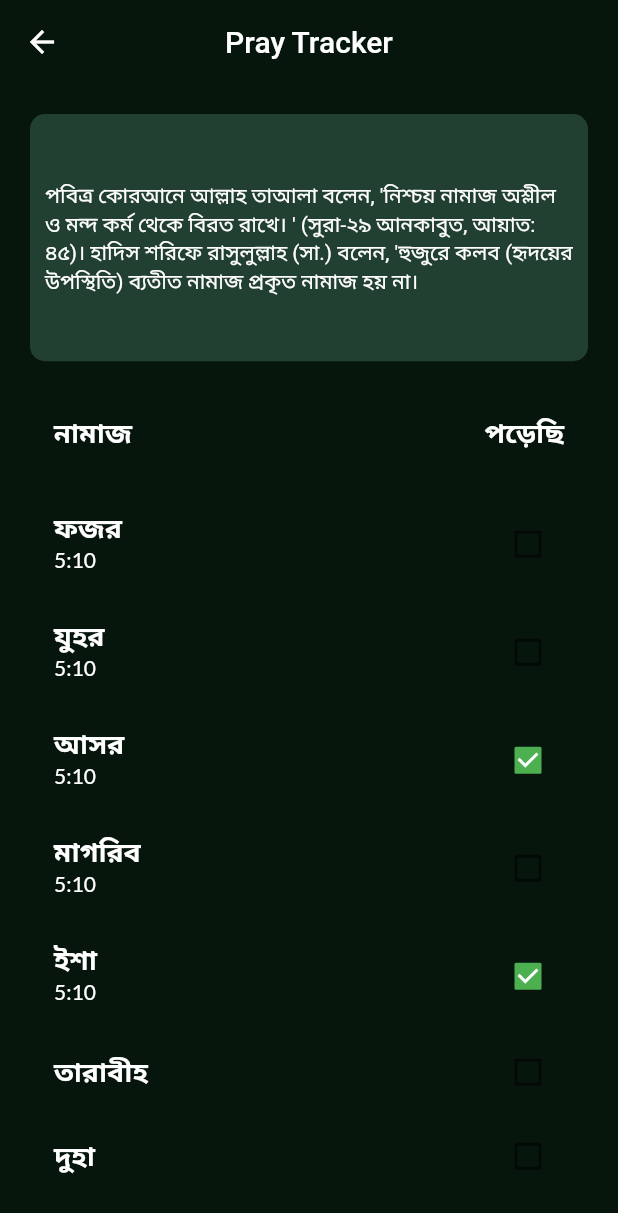
After one commit to MehediHasannOvi/ramadanplanner, a Flutter app: the HomeView screen opened by its route, after a tap on "Pray Tracker", on a phone screen of 412 x 824 dp. The commit adds this screen. Shown: the top 1213 px of the screen. Run offline on Flutter 3.47's test engine with Material 2 defaults, Android fonts, the phone set to English and light mode, and no system bars; our stand-ins replace get, sizer.

Commit message:
daily tracking

```diff
--- /dev/null
+++ b/lib/app/modules/PrayTracker/bindings/pray_tracker_binding.dart
@@ -0,0 +1,12 @@
+import 'package:get/get.dart';
+
+import '../controllers/pray_tracker_controller.dart';
+
+class PrayTrackerBinding extends Bindings {
+  @override
+  void dependencies() {
+    Get.lazyPut<PrayTrackerController>(
+      () => PrayTrackerController(),
+    );
+  }
+}
--- /dev/null
+++ b/lib/app/modules/PrayTracker/views/pray_tracker_view.dart
@@ -0,0 +1,157 @@
+import 'package:flutter/material.dart';
+
+import 'package:get/get.dart';
+import 'package:sizer/sizer.dart';
+
+import '../../../../Util/App_text.dart';
+import '../../../../Util/app_colors.dart';
+import '../controllers/pray_tracker_controller.dart';
+
+class PrayTrackerView extends GetView<PrayTrackerController> {
+  const PrayTrackerView({Key? key}) : super(key: key);
+  @override
+  Widget build(BuildContext context) {
+    return Scaffold(
+        appBar: AppBar(
+          title: const Text('Pray Tracker'),
+          centerTitle: true,
+        ),
+        body: Container(
+          margin: const EdgeInsets.all(20),
+          child: ListView(
+            children: [
+              // Top Size Banner Hadis
+              Container(
+                height: 20.h,
+                width: 100.w,
+                padding: const EdgeInsets.all(10),
+                decoration: BoxDecoration(
+                    borderRadius: BorderRadius.circular(10),
+                    color: AppColors.secondaryColor),
+                child: const Center(
+                    child: Text(
+                  "পবিত্র কোরআনে আল্লাহ তাআলা বলেন, 'নিশ্চয় নামাজ অশ্লীল ও মন্দ কর্ম থেকে বিরত রাখে। ' (সুরা-২৯ আনকাবুত, আয়াত: ৪৫)। হাদিস শরিফে রাসুলুল্লাহ (সা.) বলেন, 'হুজুরে কলব (হৃদয়ের উপস্থিতি) ব্যতীত নামাজ প্রকৃত নামাজ হয় না।",
+                  style: TextStyle(
+                    color: Colors.white,
+                  ),
+                )),
+              ),
+              const SizedBox(
+                height: 20,
+              ),
+              // Namaz Traking
+              ListTile(
+                title: AppText(
+                  text: "নামাজ",
+                  fontSize: 18,
+                  fontWeight: FontWeight.bold,
+                  color: Colors.white,
+                ),
+                trailing: AppText(
+                  text: "পড়েছি",
+                  fontSize: 18,
+                  fontWeight: FontWeight.bold,
+                  color: Colors.white,
+                ),
+              ),
+              const SizedBox(
+                height: 10,
+              ),
+              ListTile(
+                title: AppText(
+                  text: "ফজর ",
+                  fontSize: 18,
+                  fontWeight: FontWeight.bold,
+                  color: Colors.white,
+                ),
+                subtitle: AppText(
+                  text: "5:10",
+                  fontSize: 14,
+                  fontWeight: FontWeight.normal,
+                  color: Colors.white,
+                ),
+                trailing: Checkbox(value: false, onChanged: (value) {}),
+              ),
+              ListTile(
+                title: AppText(
+                  text: "যুহর",
+                  fontSize: 18,
+                  fontWeight: FontWeight.bold,
+                  color: Colors.white,
+                ),
+                subtitle: AppText(
+                  text: "5:10",
+                  fontSize: 14,
+                  fontWeight: FontWeight.normal,
+                  color: Colors.white,
+                ),
+                trailing: Checkbox(value: false, onChanged: (value) {}),
+              ),
+              ListTile(
+                title: AppText(
+                  text: "আসর",
+                  fontSize: 18,
+                  fontWeight: FontWeight.bold,
+                  color: Colors.white,
+                ),
+                subtitle: AppText(
+                  text: "5:10",
+                  fontSize: 14,
+                  fontWeight: FontWeight.normal,
+                  color: Colors.white,
+                ),
+                trailing: Checkbox(value: true, onChanged: (value) {}),
+              ),
+              ListTile(
+                title: AppText(
+                  text: "মাগরিব",
+                  fontSize: 18,
+                  fontWeight: FontWeight.bold,
+                  color: Colors.white,
+                ),
+                subtitle: AppText(
+                  text: "5:10",
+                  fontSize: 14,
+                  fontWeight: FontWeight.normal,
+                  color: Colors.white,
+                ),
+                trailing: Checkbox(value: false, onChanged: (value) {}),
+              ),
+              ListTile(
+                title: AppText(
+                  text: "ইশা",
+                  fontSize: 18,
+                  fontWeight: FontWeight.bold,
+                  color: Colors.white,
+                ),
+                subtitle: AppText(
+                  text: "5:10",
+                  fontSize: 14,
+                  fontWeight: FontWeight.normal,
+                  color: Colors.white,
+                ),
+                trailing: Checkbox(value: true, onChanged: (value) {}),
+              ),
+              ListTile(
+                title: AppText(
+                  text: "তারাবীহ",
+                  fontSize: 18,
+                  fontWeight: FontWeight.bold,
+                  color: Colors.white,
+                ),
+                trailing: Checkbox(value: false, onChanged: (value) {}),
+              ),
+              ListTile(
+                title: AppText(
+                  text: "দুহা",
+                  fontSize: 18,
+                  fontWeight: FontWeight.bold,
+                  color: Colors.white,
+                ),
+                trailing: Checkbox(value: false, onChanged: (value) {}),
+              ),
+            ],
+          ),
+        ));
+  }
+}
--- a/lib/app/modules/home/views/home_view.dart
+++ b/lib/app/modules/home/views/home_view.dart
@@ -5,6 +5,7 @@ import 'package:sizer/sizer.dart';
 
 import '../../../../Util/App_text.dart';
 import '../../../../Util/app_colors.dart';
+import '../../../routes/app_pages.dart';
 import '../controllers/home_controller.dart';
 
 class HomeView extends GetView<HomeController> {
@@ -47,6 +48,7 @@ class HomeView extends GetView<HomeController> {
             //   child:
 
             // ),
+
             SizedBox(
               height: 3.h,
             ),
@@ -143,20 +145,34 @@ class HomeView extends GetView<HomeController> {
                       color: AppColors.primaryColor,
                       borderRadius: BorderRadius.circular(10),
                     ),
-                    child: GridView.builder(
-                        physics: NeverScrollableScrollPhysics(),
-                        gridDelegate:
-                            const SliverGridDelegateWithMaxCrossAxisExtent(
-                                maxCrossAxisExtent: 180,
-                                childAspectRatio: 4 / 2,
+                    child: GridView.count(
+                      // shrinkWrap: true,
+                      // physics: NeverScrollableScrollPhysics(),
+                      padding: EdgeInsets.zero,
                       crossAxisSpacing: 10,
-                                mainAxisSpacing: 10),
-                        itemCount: 4,
-                        itemBuilder: (BuildContext ctx, index) {
+                      mainAxisSpacing: 10,
+                      crossAxisCount: 2,
+                      children: [
+                        manuButton("Daliy Tracker", "1/13" , () => Get.toNamed(Routes.DAILY_TRACKING)),
+                        manuButton("Pray Tracker", "1/13",() => Get.toNamed(Routes.PRAY_TRACKER)),
+                        manuButton("Quran Tracker", "1/13",() => Get.toNamed(Routes.QURAN_TRACKER)),
+                        manuButton("Pray Tracker", "1/13",() => Get.toNamed(Routes.DAILY_TRACKING)),
+                      ],
+                    ),
+                  ),
+                ],
+              ),
+            ),
+          ],
+        ));
+  }
+
+  Container manuButton(String name, String com , Function()? tap) {
     return Container(
-                            margin: EdgeInsets.all(10),
-                            height: 3.h,
+      height: 20.h,
       width: 10.w,
+      child: GestureDetector(
+        onTap: tap,
         child: Row(
           mainAxisAlignment: MainAxisAlignment.center,
           crossAxisAlignment: CrossAxisAlignment.center,
@@ -181,15 +197,15 @@ class HomeView extends GetView<HomeController> {
               crossAxisAlignment: CrossAxisAlignment.start,
               children: [
                 AppText(
-                                      text: "Subuh",
-                                      fontSize: 12.sp,
+                  text: name,
+                  fontSize: 10.sp,
                   fontWeight: FontWeight.bold,
                   color: Colors.white,
                   textAlign: TextAlign.left,
                 ),
                 AppText(
-                                      text: "3/2",
-                                      fontSize: 10.sp,
+                  text: com,
+                  fontSize: 8.sp,
                   fontWeight: FontWeight.bold,
                   color: Colors.white,
                   textAlign: TextAlign.left,
@@ -198,13 +214,7 @@ class HomeView extends GetView<HomeController> {
             )
           ],
         ),
+      ),
     );
-                        }),
-                  ),
-                ],
-              ),
-            ),
-          ],
-        ));
   }
 }
--- a/lib/app/routes/app_routes.dart
+++ b/lib/app/routes/app_routes.dart
@@ -4,9 +4,15 @@ part of 'app_pages.dart';
 abstract class Routes {
   Routes._();
   static const HOME = _Paths.HOME;
+  static const PRAY_TRACKER = _Paths.PRAY_TRACKER;
+  static const QURAN_TRACKER = _Paths.QURAN_TRACKER;
+  static const DAILY_TRACKING = _Paths.DAILY_TRACKING;
 }
 
 abstract class _Paths {
   _Paths._();
   static const HOME = '/home';
+  static const PRAY_TRACKER = '/pray-tracker';
+  static const QURAN_TRACKER = '/quran-tracker';
+  static const DAILY_TRACKING = '/daily-tracking';
 }
```
Also changed, not shown: lib/app/modules/DailyTracking/bindings/daily_tracking_binding.dart (added, +12 -0 lines), lib/app/modules/DailyTracking/controllers/daily_tracking_controller.dart (added, +23 -0 lines), lib/app/modules/DailyTracking/views/daily_tracking_view.dart (added, +117 -0 lines), lib/app/modules/PrayTracker/controllers/pray_tracker_controller.dart (added, +23 -0 lines), lib/app/modules/QuranTracker/bindings/quran_tracker_binding.dart (added, +12 -0 lines), lib/app/modules/QuranTracker/controllers/quran_tracker_controller.dart (added, +23 -0 lines), lib/app/modules/QuranTracker/views/quran_tracker_view.dart (added, +124 -0 lines), lib/app/routes/app_pages.dart (+21 -0 lines), lib/main.dart (+5 -2 lines). Lines whose indentation alone changed are shown as unchanged.
